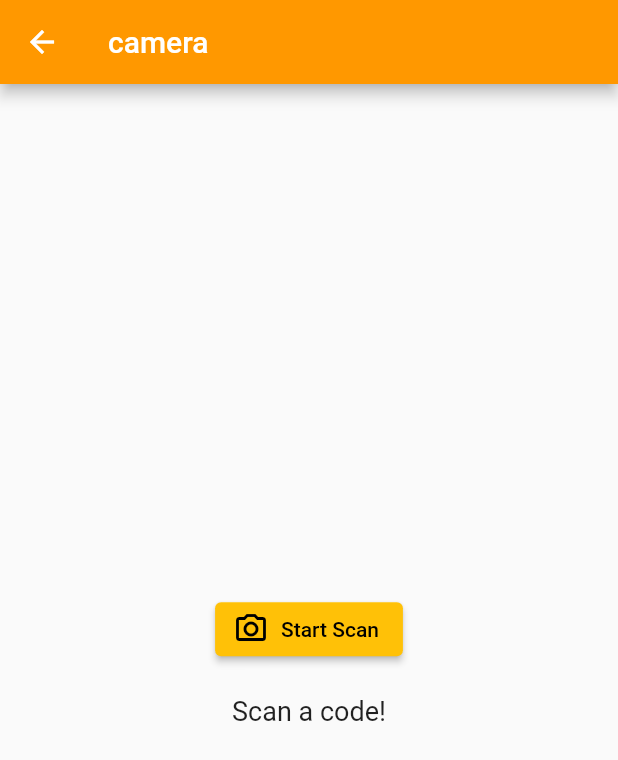
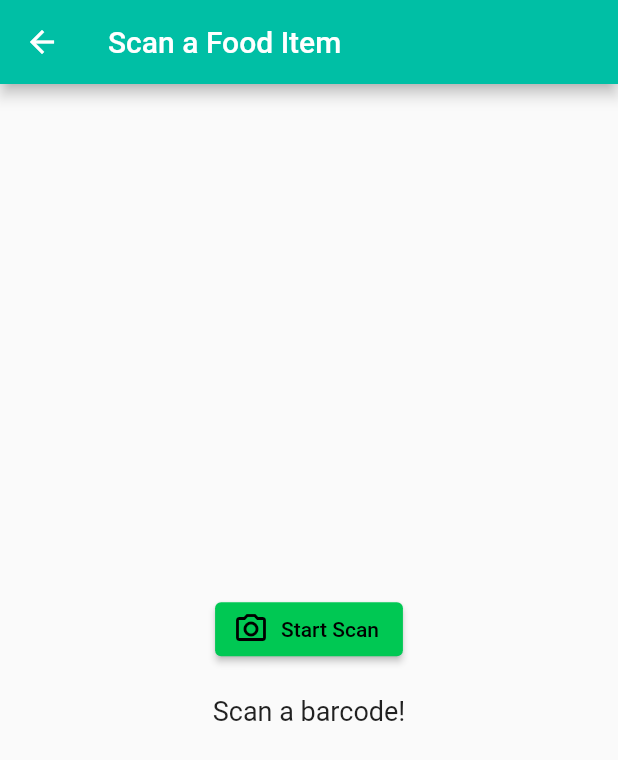
Before and after one commit to jasoninirio/Software-Miniproject, a Flutter app: the CameraPage screen opened by its route, on a phone screen of 412 x 824 dp. Shown: the top 760 px of the screen. Run offline on Flutter 3.47's test engine with Material 2 defaults, Android fonts, the phone set to English and light mode, and no system bars; missing offline and left inert: flutter_barcode_scanner.

Commit message:
Making some modifications to aesthetic

```diff
--- a/healthi_app/lib/main.dart
+++ b/healthi_app/lib/main.dart
@@ -62,16 +62,15 @@ class _CameraPageState extends State<CameraPage> {
   Widget build(BuildContext context) {
     return Scaffold(
       appBar: AppBar(
-        title: Text('camera'),
-        backgroundColor: Colors.orange,
-      ),
+          title: Text('Scan a Food Item'),
+          backgroundColor: Colors.tealAccent[700]),
       body: Center(
         child: Column(
           mainAxisAlignment: MainAxisAlignment.center,
           children: <Widget>[
             ElevatedButton.icon(
               style: ElevatedButton.styleFrom(
-                  primary: Colors.amber, onPrimary: Colors.black),
+                  primary: Colors.greenAccent[700], onPrimary: Colors.black),
               icon: Icon(Icons.camera_alt_outlined),
               label: Text('Start Scan'),
               onPressed: scanBarcode,
@@ -79,7 +78,7 @@ class _CameraPageState extends State<CameraPage> {
             SizedBox(height: 20),
             Text(
               scanResult == null
-                  ? 'Scan a code!'
+                  ? 'Scan a barcode!'
                   : 'Your scanned result: $scanResult',
               style: TextStyle(fontSize: 18),
             )
```
